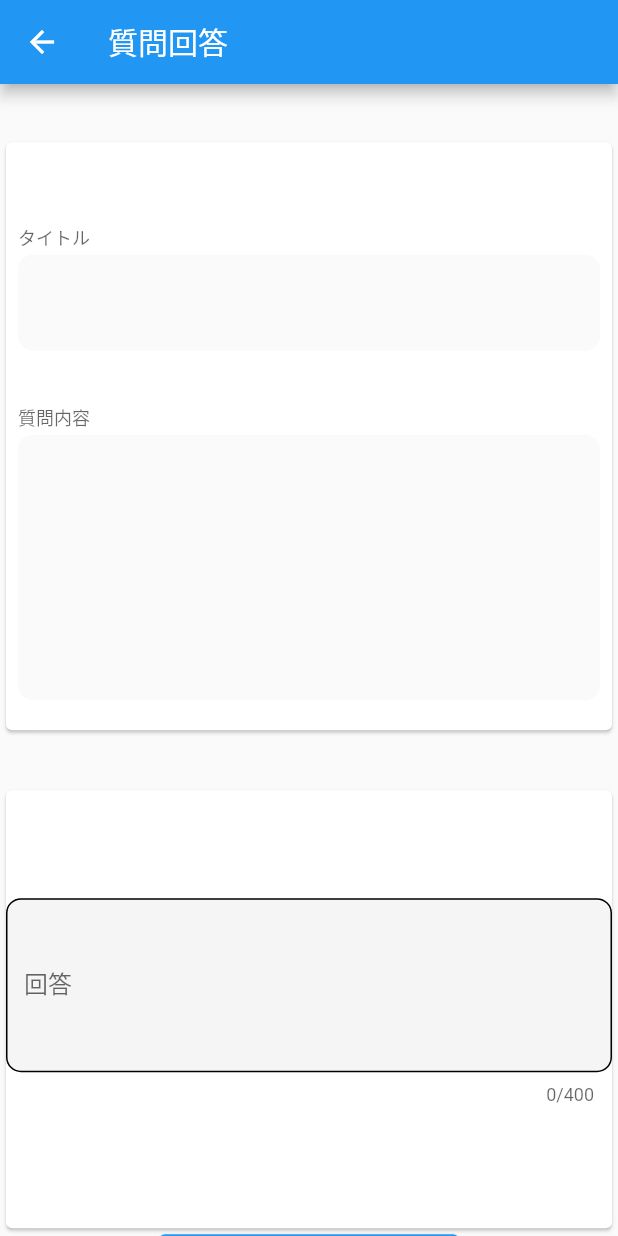
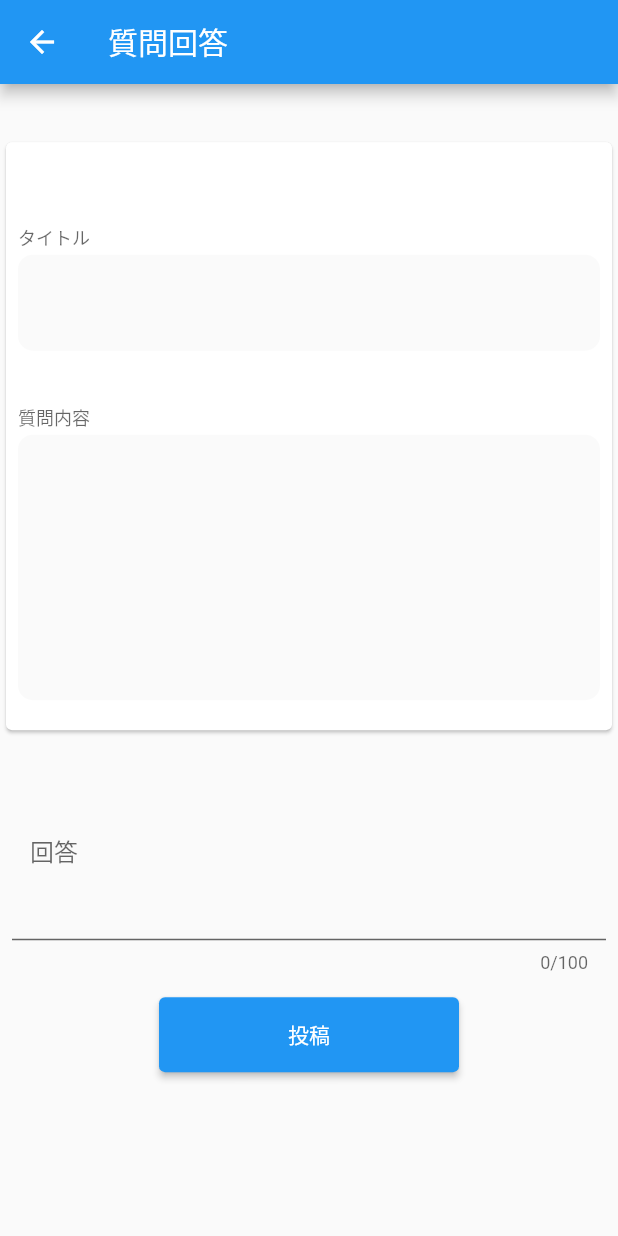
Before and after one commit to dao0203/share_study_app, a Flutter app: the PostAnswerPage screen opened directly with empty values, on a phone screen of 412 x 824 dp. Run offline on Flutter 3.47's test engine with Material 2 defaults, Android fonts, the phone set to English and light mode, and no system bars; our stand-ins replace cloud_firestore, firebase_auth, firebase_core, flutter_dotenv, flutter_staggered_animations, freezed_annotation and 2 more; accounts and stored records are empty.

```diff
--- a/lib/view/add_answer/add_answer.dart
+++ b/lib/view/add_answer/add_answer.dart
@@ -73,6 +73,11 @@ class _PostAnswerPage extends State<PostAnswerPage> {
   void initState() {
     super.initState();
     questionId = widget.questionId;
+    Future<void>(
+      () async {
+        await getUser();
+      },
+    );
   }
 
   @override
@@ -196,24 +201,17 @@ class _PostAnswerPage extends State<PostAnswerPage> {
               },
             ),
 
-            const SizedBox(height: 20),
-
             //回答入力部分
-            SizedBox(
-              //カードの大きさを定義
-              height: 300,
-
-              child: Form(
+            Form(
               key: _formKey,
-                child: Card(
-                  //投稿画面の中身
               child: Column(
                 mainAxisAlignment: MainAxisAlignment.center,
                 children: [
                   //間隔を開ける
-                      const SizedBox(height: 10),
 
-                      TextFormField(
+                  Padding(
+                    padding: const EdgeInsets.all(8.0),
+                    child: TextFormField(
                       validator: (value) {
                         if (value == null || value.isEmpty) {
                           return "回答を記入してください";
@@ -222,28 +220,23 @@ class _PostAnswerPage extends State<PostAnswerPage> {
                       },
                       keyboardType: TextInputType.name,
                       maxLines: 4,
-                        maxLength: 400,
+                      maxLength: 100,
                       decoration: InputDecoration(
                           filled: true,
-                            fillColor: Colors.grey[100],
-                            enabledBorder: OutlineInputBorder(
-                              borderRadius: BorderRadius.circular(10),
-                              borderSide: const BorderSide(width: 1),
-                            ),
+                          fillColor: Theme.of(context).scaffoldBackgroundColor,
                           helperMaxLines: 10,
                           labelText: "回答"),
                       controller: _answerTextController,
                     ),
-
-                      const SizedBox(height: 20), //間隔を開ける
+                  ),
                 ],
-                  ),
-                ),
               ),
             ),
 
             /**投稿するボタン */
-            ElevatedButton(
+            Padding(
+              padding: const EdgeInsets.all(8.0),
+              child: ElevatedButton(
                 style: ElevatedButton.styleFrom(
                   minimumSize: const Size(200, 50),
                 ),
@@ -270,8 +263,8 @@ class _PostAnswerPage extends State<PostAnswerPage> {
                                   answerText: _answerTextController.text,
                                   lastName: (documentSnapshot.data()
                                       as Map<String, dynamic>)[USERS_LAST_NAME],
-                                firstName: (documentSnapshot.data()
-                                    as Map<String, dynamic>)[USERS_FIRST_NAME],
+                                  firstName: (documentSnapshot.data() as Map<
+                                      String, dynamic>)[USERS_FIRST_NAME],
                                 );
                                 firestoreApi.postAnswer(
                                     isPostedAnswerData, questionId);
@@ -291,6 +284,7 @@ class _PostAnswerPage extends State<PostAnswerPage> {
                 },
                 child: const Text("投稿"),
               ),
+            ),
           ],
         ),
       ),
```
Lines whose indentation alone changed are shown as unchanged.
